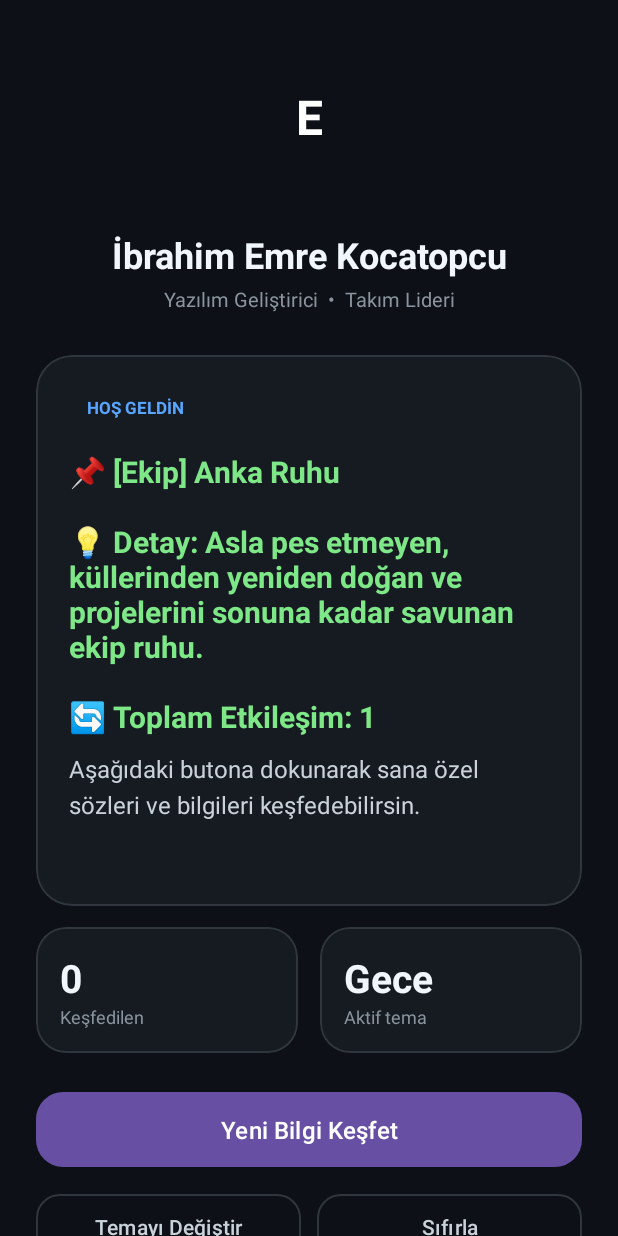
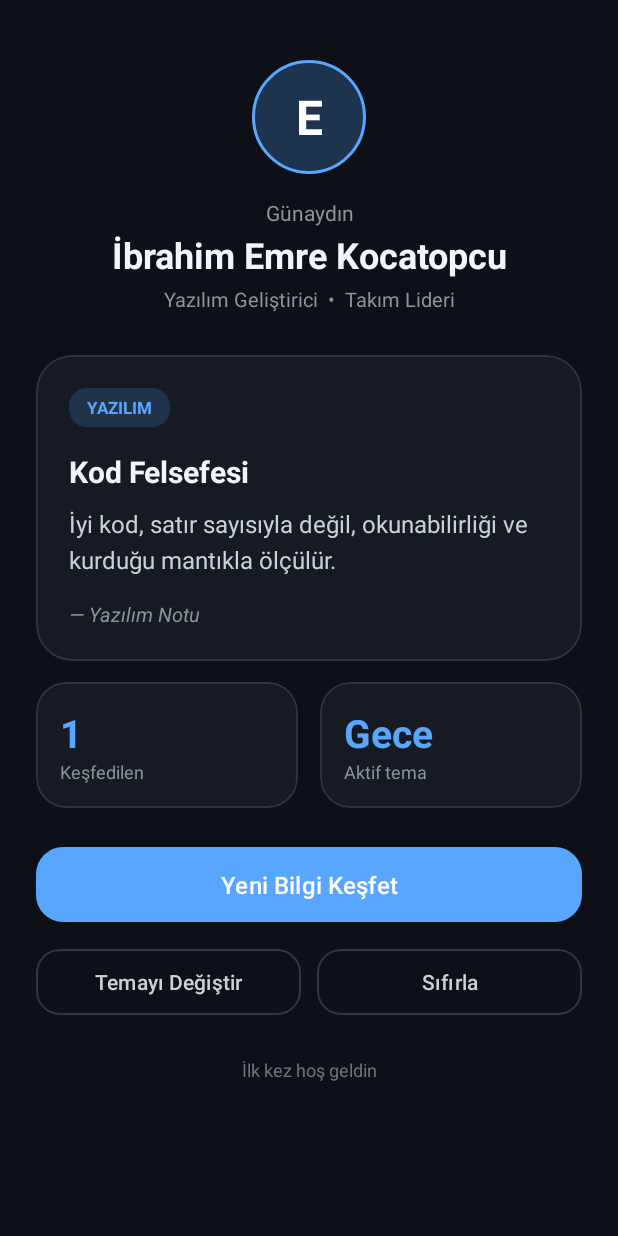
Before and after one commit to burakkayaa202-cpu/ibrahim-emre-kocatopcu, an Android app: the screen it shows after launch (MainActivity), after a tap on "Yeni Bilgi Keşfet", on a phone screen of 412 x 824 dp. Run offline under Robolectric (Android 15) with nearby library versions, the phone set to English and light mode, and no system bars.

Commit message:
Update MainActivity.java

```diff
--- a/app/src/main/java/com/kocatopcu/emre/MainActivity.java
+++ b/app/src/main/java/com/kocatopcu/emre/MainActivity.java
@@ -3,272 +3,255 @@ package com.kocatopcu.emre;
 import android.content.Context;
 import android.content.SharedPreferences;
 import android.graphics.Color;
+import android.graphics.drawable.GradientDrawable;
 import android.os.Build;
 import android.os.Bundle;
 import android.os.VibrationEffect;
 import android.os.Vibrator;
-import android.util.Log;
 import android.view.View;
-import android.view.animation.Animation;
-import android.view.animation.ScaleAnimation;
-import android.widget.Button;
-import android.widget.LinearLayout;
 import android.widget.TextView;
-import android.widget.Toast;
 
 import androidx.appcompat.app.AppCompatActivity;
+import androidx.core.graphics.ColorUtils;
+
+import com.google.android.material.button.MaterialButton;
+import com.google.android.material.card.MaterialCardView;
 
 import java.text.SimpleDateFormat;
 import java.util.ArrayList;
+import java.util.Calendar;
 import java.util.Date;
 import java.util.Locale;
 import java.util.Random;
 
-/**
- * İbrahim Emre Kocatopcu - Mobil Uygulama
- * Ana Activity: veri havuzu, animasyon, titreşim, tema ve oturum kaydı.
- */
 public class MainActivity extends AppCompatActivity {
 
-    private static final String TAG = "EmreAppCore";
     private static final String PREF_NAME = "EmrePrefs";
-    private static final String KEY_CLICK_COUNT = "total_clicks";
-    private static final String KEY_LAST_ACCESS = "last_access_time";
-    private static final String KEY_THEME_INDEX = "theme_index";
+    private static final String KEY_COUNT = "total_clicks";
+    private static final String KEY_LAST = "last_access_time";
+    private static final String KEY_THEME = "theme_index";
 
-    // UI bileşenleri
-    private TextView txtBaslik;
-    private TextView txtDetayBilgi;
-    private TextView txtSayacGosterge;
-    private TextView txtLogEkrani;
-    private Button btnVeriGetir;
-    private Button btnTemaDegistir;
-    private Button btnSifirla;
-    private LinearLayout rootLayout;
+    private View rootLayout;
+    private TextView txtAvatar, txtSelam, txtKategori, txtBaslik, txtMetin,
+            txtKaynak, txtSayac, txtTemaAdi, txtSonErisim;
+    private MaterialCardView cardIcerik, cardSayac, cardTema;
+    private MaterialButton btnTikla, btnTema, btnSifirla;
 
-    // Veri ve sayaçlar
-    private int tiklamaSayaci = 0;
+    private SharedPreferences prefs;
+    private Vibrator vibrator;
+    private final Random random = new Random();
+    private int sayac = 0;
     private int temaIndex = 0;
-    private SharedPreferences sharedPreferences;
-    private Vibrator vibrator;
-    private Random randomGenerator;
+    private int sonIndex = -1;
 
-    private final ArrayList<EmreModel> veriHavuzu = new ArrayList<>();
+    private static class Tema {
+        final String ad; final String arka; final String kart; final String vurgu;
+        Tema(String ad, String arka, String kart, String vurgu) {
+            this.ad = ad; this.arka = arka; this.kart = kart; this.vurgu = vurgu;
+        }
+    }
 
-    private final String[] temaArkaPlanlari = {
-            "#0D1117", // GitHub Dark
-            "#111827", // Midnight
-            "#1a0b2e", // Deep Purple
-            "#0f2027", // Dark Neon Blue
-            "#2c1810"  // Warm Dark Roast
+    private static class Bilgi {
+        final String kategori, baslik, metin, kaynak;
+        Bilgi(String kategori, String baslik, String metin, String kaynak) {
+            this.kategori = kategori; this.baslik = baslik; this.metin = metin; this.kaynak = kaynak;
+        }
+    }
+
+    private final Tema[] temalar = {
+            new Tema("Gece", "#0D1117", "#161B22", "#58A6FF"),
+            new Tema("Okyanus", "#0B1620", "#12232F", "#2DD4BF"),
+            new Tema("Mor", "#140B24", "#1E1236", "#A78BFA"),
+            new Tema("Gün Batımı", "#1A0F0F", "#261717", "#FB923C"),
+            new Tema("Orman", "#0C1710", "#132219", "#4ADE80")
     };
 
-    private final String[] neonRenkler = {
-            "#58A6FF", "#3FB950", "#D29922", "#F85149", "#BC8CFF", "#7EE787", "#00F2FE"
-    };
+    private final ArrayList<Bilgi> havuz = new ArrayList<>();
 
     @Override
     protected void onCreate(Bundle savedInstanceState) {
         super.onCreate(savedInstanceState);
         setContentView(R.layout.activity_main);
 
-        initializationSubsystem();
-        bindUserInterfaceComponents();
-        populateMasterDataPool();
-        setupEventListeners();
-        applyTheme();
-        updateCounterText();
-        loadPersistentStateAndLog();
+        prefs = getSharedPreferences(PREF_NAME, Context.MODE_PRIVATE);
+        vibrator = (Vibrator) getSystemService(Context.VIBRATOR_SERVICE);
+        sayac = prefs.getInt(KEY_COUNT, 0);
+        temaIndex = prefs.getInt(KEY_THEME, 0) % temalar.length;
 
-        Log.d(TAG, "MainActivity başarıyla başlatıldı.");
+        bind();
+        doldur();
+        dinleyiciler();
+        temaUygula();
+        selamla();
+
+        String son = prefs.getString(KEY_LAST, null);
+        txtSonErisim.setText(son == null ? "İlk kez hoş geldin" : "Son ziyaret: " + son);
     }
 
-    /** Sistem servislerini ve kayıtlı verileri hazırlar. */
-    private void initializationSubsystem() {
-        sharedPreferences = getSharedPreferences(PREF_NAME, Context.MODE_PRIVATE);
-        vibrator = (Vibrator) getSystemService(Context.VIBRATOR_SERVICE);
-        randomGenerator = new Random();
-        tiklamaSayaci = sharedPreferences.getInt(KEY_CLICK_COUNT, 0);
-        temaIndex = sharedPreferences.getInt(KEY_THEME_INDEX, 0);
-    }
-
-    /** XML'deki elemanları Java nesnelerine bağlar. */
-    private void bindUserInterfaceComponents() {
+    private void bind() {
         rootLayout = findViewById(R.id.rootLayout);
+        txtAvatar = findViewById(R.id.txtAvatar);
+        txtSelam = findViewById(R.id.txtSelam);
+        txtKategori = findViewById(R.id.txtKategori);
         txtBaslik = findViewById(R.id.txtBaslik);
-        txtDetayBilgi = findViewById(R.id.txtDetayBilgi);
-        txtSayacGosterge = findViewById(R.id.txtSayacGosterge);
-        txtLogEkrani = findViewById(R.id.txtLogEkrani);
-        btnVeriGetir = findViewById(R.id.btnTikla);
-        btnTemaDegistir = findViewById(R.id.btnTemaDegistir);
+        txtMetin = findViewById(R.id.txtMetin);
+        txtKaynak = findViewById(R.id.txtKaynak);
+        txtSayac = findViewById(R.id.txtSayac);
+        txtTemaAdi = findViewById(R.id.txtTemaAdi);
+        txtSonErisim = findViewById(R.id.txtSonErisim);
+        cardIcerik = findViewById(R.id.cardIcerik);
+        cardSayac = findViewById(R.id.cardSayac);
+        cardTema = findViewById(R.id.cardTema);
+        btnTikla = findViewById(R.id.btnTikla);
+        btnTema = findViewById(R.id.btnTemaDegistir);
         btnSifirla = findViewById(R.id.btnSifirla);
     }
 
-    /** İçerik havuzunu doldurur. */
-    private void populateMasterDataPool() {
-        veriHavuzu.add(new EmreModel("Kimlik Analizi", "İbrahim Emre Kocatopcu: Ekibin lideri, kararlı geliştirici ve güvenilir dost.", "Profil"));
-        veriHavuzu.add(new EmreModel("İsim Kökeni", "Emre: Eski Türkçe'de aşık, dost, halk ozanı ve gönül verilmiş kimse demektir.", "Kültür"));
-        veriHavuzu.add(new EmreModel("Tarihi Miras", "Yunus Emre (1238-1320): Türkçe'nin tasavvuf ve sevgi dilini zirveye taşıyan büyük Türk ozanı.", "Sanat"));
-        veriHavuzu.add(new EmreModel("Müzik Dünyası", "Emre Aydın: Türk rock müziğine damga vurmuş, ödüllü söz yazarı ve besteci.", "Müzik"));
-        veriHavuzu.add(new EmreModel("Sahne Sanatları", "Emre Altuğ ve Emre Kaya: Pop müziğin enerjik sesleri ve hit parça üreticileri.", "Müzik"));
-        veriHavuzu.add(new EmreModel("Yazılım Felsefesi", "Kodlama sadece satır yazmak değil, mantık kurmak ve dijital eser yaratmaktır.", "Teknoloji"));
-        veriHavuzu.add(new EmreModel("Anka Ruhu", "Asla pes etmeyen, küllerinden yeniden doğan ve projelerini sonuna kadar savunan ekip ruhu.", "Ekip"));
-        veriHavuzu.add(new EmreModel("Liderlik", "İbrahim Emre: Kriz anlarında sakin kalabilen, ekibi yönlendiren stratejik akıl.", "Karakter"));
-        veriHavuzu.add(new EmreModel("Felsefi Söz", "\"Sevelim, sevilelim, dünya kimseye kalmaz.\" — Yunus Emre", "Felsefe"));
-        veriHavuzu.add(new EmreModel("Bilgi Notu", "\"İlim ilim bilmektir, ilim kendin bilmektir.\" — Yunus Emre", "Bilim"));
+    private void doldur() {
+        havuz.add(new Bilgi("PROFİL", "İbrahim Emre Kocatopcu",
+                "Ekibin lideri, kararlı bir geliştirici ve güvenilir bir dost. Fikirleri çalışan ürünlere dönüştürmeyi sever.", "Kişisel Profil"));
+        havuz.add(new Bilgi("İSİM KÖKENİ", "Emre ne demek?",
+                "Eski Türkçede \"emre\"; âşık, dost, gönül verilmiş kişi ve halk ozanı anlamlarında kullanılır.", "Türkçe Etimoloji"));
+        havuz.add(new Bilgi("TARİH", "Yunus Emre",
+                "1238 - 1320 yılları arasında yaşamış, Türkçenin sevgi ve tasavvuf dilini zirveye taşıyan büyük ozan.", "Edebiyat Tarihi"));
+        havuz.add(new Bilgi("SÖZ", "Sevgi Üzerine",
+                "\"Sevelim, sevilelim, dünya kimseye kalmaz.\"", "Yunus Emre"));
+        havuz.add(new Bilgi("SÖZ", "Bilgi Üzerine",
+                "\"İlim ilim bilmektir, ilim kendin bilmektir. Sen kendini bilmezsin, ya nice okumaktır.\"", "Yunus Emre"));
+        havuz.add(new Bilgi("MÜZİK", "Emre Aydın",
+                "Türk rock müziğine damga vurmuş, ödüllü söz yazarı ve besteci.", "Müzik Dünyası"));
+        havuz.add(new Bilgi("YAZILIM", "Kod Felsefesi",
+                "İyi kod, satır sayısıyla değil, okunabilirliği ve kurduğu mantıkla ölçülür.", "Yazılım Notu"));
+        havuz.add(new Bilgi("YAZILIM", "Küçük Adımlar",
+                "Büyük projeler, her gün atılan küçük ve düzenli commit'lerle büyür.", "Yazılım Notu"));
+        havuz.add(new Bilgi("EKİP", "Anka Ruhu",
+                "Asla pes etmeyen, küllerinden yeniden doğan ve projesini sonuna kadar savunan ekip ruhu.", "Takım Kültürü"));
+        havuz.add(new Bilgi("LİDERLİK", "Sakin Kalmak",
+                "Kriz anlarında sakin kalmak ve ekibi doğru yöne çevirmek liderliğin en zor ama en değerli yanıdır.", "Liderlik Notu"));
     }
 
-    /** Buton dinleyicilerini atar. */
-    private void setupEventListeners() {
-        if (btnVeriGetir != null) {
-            btnVeriGetir.setOnClickListener(v -> {
-                tiklamaSayaci++;
-                triggerHapticFeedback();
-                playScaleAnimation(v);
-                processAndDisplayRandomData();
-                updateCounterText();
-                savePersistentState();
+    private void dinleyiciler() {
+        btnTikla.setOnClickListener(v -> {
+            titret();
+            yeniBilgi();
+        });
+        btnTema.setOnClickListener(v -> {
+            titret();
+            temaIndex = (temaIndex + 1) % temalar.length;
+            temaUygula();
+            kaydet();
+        });
+        btnSifirla.setOnClickListener(v -> {
+            titret();
+            sayac = 0;
+            sayacYaz();
+            degistir(txtKategori, "HOŞ GELDİN");
+            degistir(txtBaslik, "Baştan başlayalım");
+            degistir(txtMetin, "Sayaç sıfırlandı. Yeni bir bilgi keşfetmeye hazırsın.");
+            degistir(txtKaynak, "");
+            kaydet();
         });
     }
 
-        if (btnTemaDegistir != null) {
-            btnTemaDegistir.setOnClickListener(v -> {
-                temaIndex = (temaIndex + 1) % temaArkaPlanlari.length;
-                triggerHapticFeedback();
-                playScaleAnimation(v);
-                applyTheme();
-                savePersistentState();
-                appendExecutionLog("Tema değişti: " + temaArkaPlanlari[temaIndex]);
-            });
+    private void yeniBilgi() {
+        int i;
+        do {
+            i = random.nextInt(havuz.size());
+        } while (i == sonIndex && havuz.size() > 1);
+        sonIndex = i;
+        Bilgi b = havuz.get(i);
+
+        degistir(txtKategori, b.kategori);
+        degistir(txtBaslik, b.baslik);
+        degistir(txtMetin, b.metin);
+        degistir(txtKaynak, "— " + b.kaynak);
+
+        sayac++;
+        sayacYaz();
+        kaydet();
     }
 
-        if (btnSifirla != null) {
-            btnSifirla.setOnClickListener(v -> {
-                tiklamaSayaci = 0;
-                triggerHapticFeedback();
-                playScaleAnimation(v);
-                updateCounterText();
-                savePersistentState();
-                if (txtBaslik != null) {
-                    txtBaslik.setText("İbrahim Emre Kocatopcu");
-                }
-                appendExecutionLog("Sayaç sıfırlandı.");
-            });
-        }
+    private void degistir(TextView tv, String yeni) {
+        tv.animate().alpha(0f).setDuration(120).withEndAction(() -> {
+            tv.setText(yeni);
+            tv.animate().alpha(1f).setDuration(200).start();
+        }).start();
     }
 
-    /** Rastgele veri seçer ve ekranda gösterir. */
-    private void processAndDisplayRandomData() {
-        if (veriHavuzu.isEmpty()) return;
+    private void temaUygula() {
+        Tema t = temalar[temaIndex];
+        int vurgu = Color.parseColor(t.vurgu);
+        int kart = Color.parseColor(t.kart);
+        int cizgi = ColorUtils.setAlphaComponent(Color.WHITE, 28);
 
-        EmreModel secilenVeri = veriHavuzu.get(randomGenerator.nextInt(veriHavuzu.size()));
-
-        String formatliMetin = String.format(Locale.getDefault(),
-                "📌 [%s] %s\n\n💡 Detay: %s\n\n🔄 Toplam Etkileşim: %d",
-                secilenVeri.kategori,
-                secilenVeri.baslik,
-                secilenVeri.aciklama,
-                tiklamaSayaci
-        );
-
-        if (txtBaslik != null) {
-            txtBaslik.setText(formatliMetin);
-            int renkIndex = randomGenerator.nextInt(neonRenkler.length);
-            txtBaslik.setTextColor(Color.parseColor(neonRenkler[renkIndex]));
+        rootLayout.setBackgroundColor(Color.parseColor(t.arka));
+        for (MaterialCardView c : new MaterialCardView[]{cardIcerik, cardSayac, cardTema}) {
+            c.setCardBackgroundColor(kart);
+            c.setStrokeColor(cizgi);
         }
 
-        appendExecutionLog("Veri yüklendi: " + secilenVeri.baslik);
+        GradientDrawable avatar = new GradientDrawable();
+        avatar.setShape(GradientDrawable.OVAL);
+        avatar.setColor(ColorUtils.setAlphaComponent(vurgu, 60));
+        avatar.setStroke(dp(2), vurgu);
+        txtAvatar.setBackground(avatar);
+
+        GradientDrawable chip = new GradientDrawable();
+        chip.setCornerRadius(dp(12));
+        chip.setColor(ColorUtils.setAlphaComponent(vurgu, 45));
+        txtKategori.setBackground(chip);
+        txtKategori.setTextColor(vurgu);
+
+        btnTikla.setBackgroundTintList(android.content.res.ColorStateList.valueOf(vurgu));
+        btnTikla.setTextColor(ColorUtils.calculateLuminance(vurgu) > 0.5 ? Color.BLACK : Color.WHITE);
+
+        txtTemaAdi.setText(t.ad);
+        txtTemaAdi.setTextColor(vurgu);
+        txtSayac.setTextColor(vurgu);
+        sayacYaz();
     }
 
-    /** Seçili arka plan temasını uygular. */
-    private void applyTheme() {
-        if (rootLayout != null) {
-            rootLayout.setBackgroundColor(Color.parseColor(temaArkaPlanlari[temaIndex]));
-        }
+    private void sayacYaz() {
+        txtSayac.setText(String.valueOf(sayac));
     }
 
-    /** Sayaç göstergesini günceller (layout'ta görünürse). */
-    private void updateCounterText() {
-        if (txtSayacGosterge != null) {
-            txtSayacGosterge.setText("Toplam tıklama: " + tiklamaSayaci);
-        }
+    private void selamla() {
+        int saat = Calendar.getInstance().get(Calendar.HOUR_OF_DAY);
+        String s;
+        if (saat < 6) s = "İyi geceler";
+        else if (saat < 12) s = "Günaydın";
+        else if (saat < 18) s = "Tünaydın";
+        else s = "İyi akşamlar";
+        txtSelam.setText(s);
     }
 
-    /** Kısa titreşim üretir. */
-    private void triggerHapticFeedback() {
+    private void titret() {
         try {
             if (vibrator != null && vibrator.hasVibrator()) {
                 if (Build.VERSION.SDK_INT >= Build.VERSION_CODES.O) {
-                    vibrator.vibrate(VibrationEffect.createOneShot(40, VibrationEffect.DEFAULT_AMPLITUDE));
+                    vibrator.vibrate(VibrationEffect.createOneShot(25, VibrationEffect.DEFAULT_AMPLITUDE));
                 } else {
-                    vibrator.vibrate(40);
+                    vibrator.vibrate(25);
                 }
             }
-        } catch (Exception e) {
-            Log.e(TAG, "Titreşim hatası: " + e.getMessage());
-        }
+        } catch (Exception ignored) { }
     }
 
-    /** Buton için küçülüp büyüyen animasyon. */
-    private void playScaleAnimation(View view) {
-        ScaleAnimation scaleAnim = new ScaleAnimation(
-                1.0f, 0.92f, 1.0f, 0.92f,
-                Animation.RELATIVE_TO_SELF, 0.5f,
-                Animation.RELATIVE_TO_SELF, 0.5f
-        );
-        scaleAnim.setDuration(100);
-        scaleAnim.setRepeatCount(1);
-        scaleAnim.setRepeatMode(Animation.REVERSE);
-        view.startAnimation(scaleAnim);
+    private void kaydet() {
+        prefs.edit()
+                .putInt(KEY_COUNT, sayac)
+                .putInt(KEY_THEME, temaIndex)
+                .putString(KEY_LAST, new SimpleDateFormat("d MMM, HH:mm", new Locale("tr")).format(new Date()))
+                .apply();
     }
 
-    /** Zaman damgalı log yazar (konsol + ekran). */
-    private void appendExecutionLog(String mesaj) {
-        String zaman = new SimpleDateFormat("HH:mm:ss", Locale.getDefault()).format(new Date());
-        String logSatiri = "[" + zaman + "] " + mesaj;
-        Log.i(TAG, logSatiri);
-
-        if (txtLogEkrani != null) {
-            String mevcutLoglar = txtLogEkrani.getText().toString();
-            txtLogEkrani.setText(logSatiri + "\n" + mevcutLoglar);
-        }
-    }
-
-    /** Durumu SharedPreferences'a kaydeder. */
-    private void savePersistentState() {
-        SharedPreferences.Editor editor = sharedPreferences.edit();
-        editor.putInt(KEY_CLICK_COUNT, tiklamaSayaci);
-        editor.putInt(KEY_THEME_INDEX, temaIndex);
-        editor.putString(KEY_LAST_ACCESS,
-                new SimpleDateFormat("yyyy-MM-dd HH:mm:ss", Locale.getDefault()).format(new Date()));
-        editor.apply();
-    }
-
-    /** Kayıtlı durumu okuyup log'a yazar. */
-    private void loadPersistentStateAndLog() {
-        String sonErisim = sharedPreferences.getString(KEY_LAST_ACCESS, "İlk açılış");
-        appendExecutionLog("Oturum başlatıldı. Kayıtlı tıklama: " + tiklamaSayaci);
-        appendExecutionLog("Son erişim: " + sonErisim);
-
-        Toast.makeText(this, "Hoş geldin İbrahim Emre Kocatopcu!", Toast.LENGTH_SHORT).show();
+    private int dp(int v) {
+        return Math.round(v * getResources().getDisplayMetrics().density);
     }
 
     @Override
     protected void onPause() {
         super.onPause();
-        savePersistentState();
-    }
-
-    /** Veri modeli. */
-    public static class EmreModel {
-        public final String baslik;
-        public final String aciklama;
-        public final String kategori;
-
-        public EmreModel(String baslik, String aciklama, String kategori) {
-            this.baslik = baslik;
-            this.aciklama = aciklama;
-            this.kategori = kategori;
+        kaydet();
     }
 }
-}
```
Lines whose indentation alone changed are shown as unchanged.
